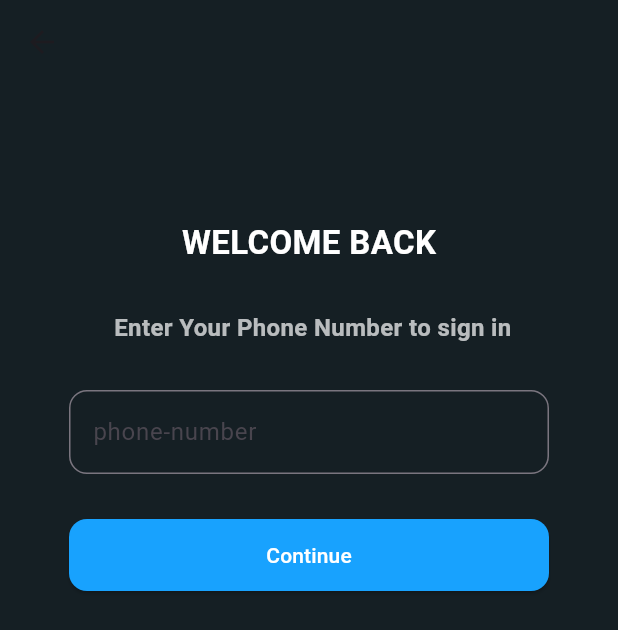
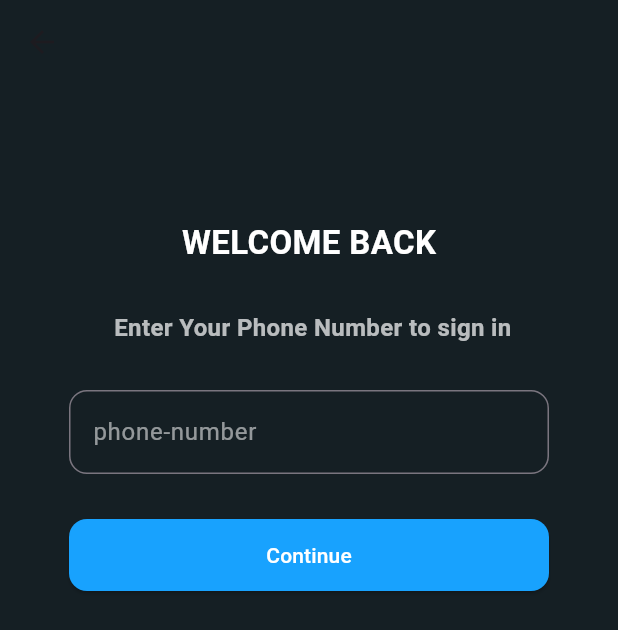
Before and after one commit to PriyadhaPrakash/Fishy, a Flutter app: the PhoneNumber screen opened directly, on a phone screen of 412 x 824 dp. Shown: the top 630 px of the screen. Run offline on Flutter 3.47's test engine with Material 3 defaults, Android fonts, the light colour scheme and no system bars; our stand-ins replace carousel_slider, flutter_otp_text_field, geocoding, geolocator, image_picker.

Commit message:
new phone number

```diff
--- a/lib/Phone_number.dart
+++ b/lib/Phone_number.dart
@@ -10,6 +10,7 @@ class PhoneNumber extends StatefulWidget {
 
 class _PhoneNumberState extends State<PhoneNumber> {
   final TextEditingController phoneController = TextEditingController();
+
   @override
   Widget build(BuildContext context) {
     return Scaffold(
@@ -23,8 +24,8 @@ class _PhoneNumberState extends State<PhoneNumber> {
       ),
       body: Column(
         children: [
-          SizedBox(height: 90),
-          Text(
+          const SizedBox(height: 90),
+          const Text(
             'WELCOME BACK',
             style: TextStyle(
               color: Colors.white,
@@ -32,8 +33,8 @@ class _PhoneNumberState extends State<PhoneNumber> {
               fontWeight: FontWeight.bold,
             ),
           ),
-          Padding(
-            padding: const EdgeInsets.only(top: 30, left: 5),
+          const Padding(
+            padding: EdgeInsets.only(top: 30, left: 5),
             child: Text(
               "Enter Your Phone Number to sign in",
               style: TextStyle(
@@ -43,16 +44,17 @@ class _PhoneNumberState extends State<PhoneNumber> {
               ),
             ),
           ),
-          SizedBox(height: 30.0),
+          const SizedBox(height: 30.0),
           Center(
             child: SizedBox(
               width: 320,
               child: TextField(
                 controller: phoneController,
                 keyboardType: TextInputType.phone,
-                style: TextStyle(color: Colors.white),
+                style: const TextStyle(color: Colors.white),
                 decoration: InputDecoration(
                   hintText: "phone-number",
+                  hintStyle: const TextStyle(color: Colors.white54),
                   border: OutlineInputBorder(
                     borderRadius: BorderRadius.circular(12),
                   ),
@@ -65,15 +67,33 @@ class _PhoneNumberState extends State<PhoneNumber> {
             width: 320,
             child: ElevatedButton(
               style: ElevatedButton.styleFrom(
-                backgroundColor: Color(0xFF18A2FE),
-                minimumSize: Size(double.infinity, 48), // button color
-                foregroundColor: Colors.white, // text/icon color
+                backgroundColor: const Color(0xFF18A2FE),
+                minimumSize: const Size(double.infinity, 48),
+                foregroundColor: Colors.white,
                 shape: RoundedRectangleBorder(
                   borderRadius: BorderRadius.circular(12),
-                  //borderRadius: BorderRadius.zero, //Rectangular border
                 ),
               ),
               onPressed: () {
+                String phone = phoneController.text.trim();
+
+                if (phone.isEmpty) {
+                  ScaffoldMessenger.of(context).showSnackBar(
+                    const SnackBar(
+                      content: Text("Please enter your phone number"),
+                      duration: Duration(seconds: 2),
+                    ),
+                  );
+                } else if (phone.length != 10 ||
+                    !RegExp(r'^[0-9]+$').hasMatch(phone)) {
+                  // Validate 10-digit number
+                  ScaffoldMessenger.of(context).showSnackBar(
+                    const SnackBar(
+                      content: Text("Please enter a valid 10-digit phone number"),
+                      duration: Duration(seconds: 2),
+                    ),
+                  );
+                } else {
                   Navigator.push(
                     context,
                     PageRouteBuilder(
@@ -89,6 +109,7 @@ class _PhoneNumberState extends State<PhoneNumber> {
                       },
                     ),
                   );
+                }
               },
               child: const Text('Continue'),
             ),
--- a/lib/favourites.dart
+++ b/lib/favourites.dart
@@ -1,6 +1,5 @@
 import 'package:fishy/Cart.dart';
 import 'package:flutter/material.dart';
-import 'ProductPage.dart';
 
 
 class FavoPage extends StatefulWidget {
--- a/lib/main.dart
+++ b/lib/main.dart
@@ -5,6 +5,7 @@ import 'package:fishy/ProductPage.dart';
 import 'package:fishy/Splash.dart';
 import 'package:fishy/intro_page.dart';
 import 'package:fishy/otp_page.dart';
+import 'package:fishy/profile_display_page.dart';
 import 'package:fishy/profile_page.dart';
 import 'package:flutter/material.dart';
 
```
Lines whose indentation alone changed are shown as unchanged.
